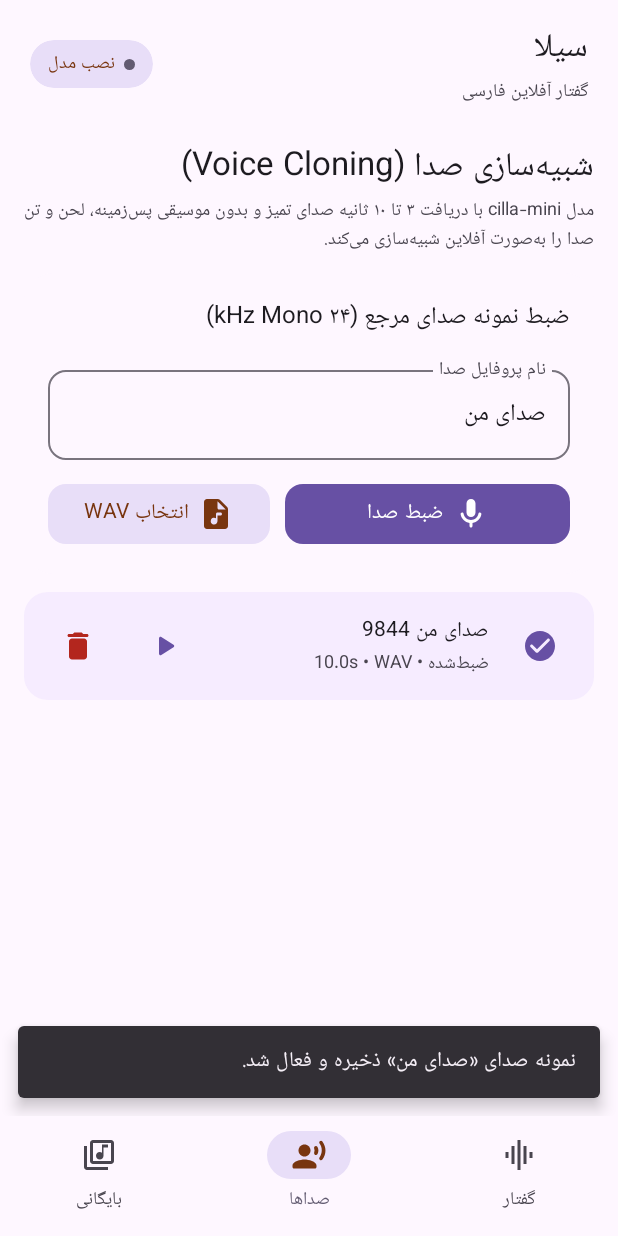
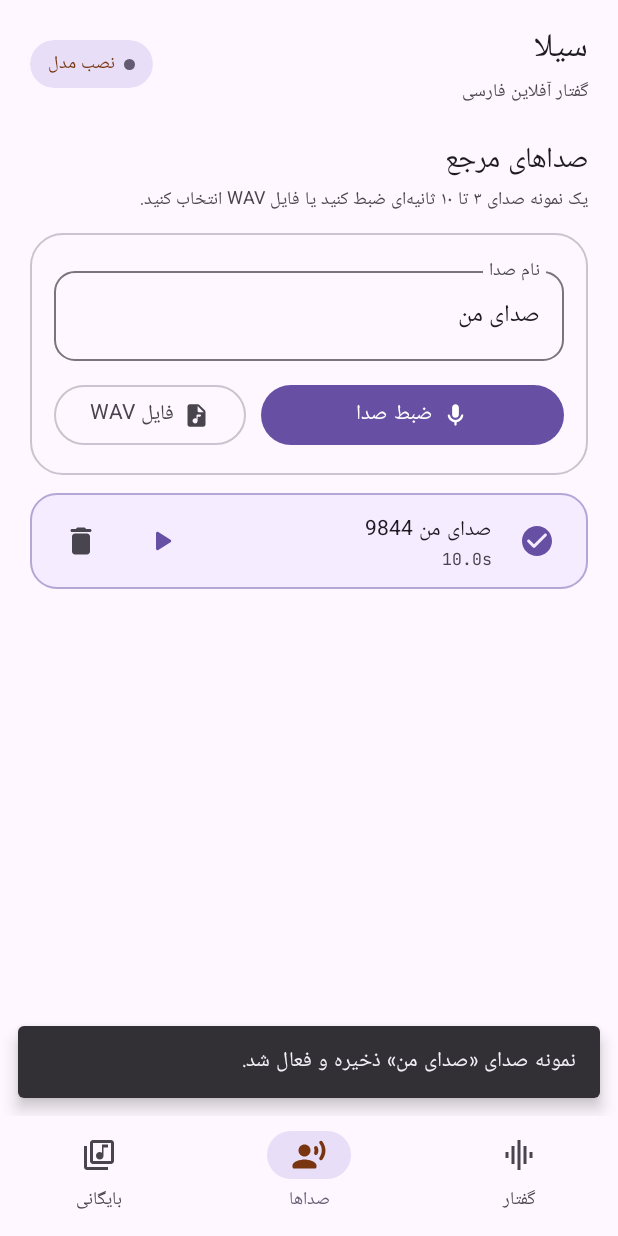
Before and after one commit to dezhcode/tts-app, an Android app built with Jetpack Compose: the VoicesScreen screen opened through its navigation route, after a tap on "ضبط صدا", on a phone screen of 412 x 824 dp. Run offline under Robolectric (Android 15) with nearby library versions, the phone set to English and light mode, and no system bars; pictures from the network do not load.

Commit message:
Sync updated main UI without changing Phonon inference

```diff
--- a/app/src/main/java/com/example/ui/screens/VoicesScreen.kt
+++ b/app/src/main/java/com/example/ui/screens/VoicesScreen.kt
@@ -4,6 +4,7 @@ import android.Manifest
 import android.content.pm.PackageManager
 import androidx.activity.compose.rememberLauncherForActivityResult
 import androidx.activity.result.contract.ActivityResultContracts
+import androidx.compose.foundation.BorderStroke
 import androidx.compose.foundation.layout.Arrangement
 import androidx.compose.foundation.layout.Box
 import androidx.compose.foundation.layout.Column
@@ -30,13 +31,12 @@ import androidx.compose.material.icons.rounded.RecordVoiceOver
 import androidx.compose.material.icons.rounded.Stop
 import androidx.compose.material3.Button
 import androidx.compose.material3.ButtonDefaults
-import androidx.compose.material3.Card
-import androidx.compose.material3.CardDefaults
-import androidx.compose.material3.FilledTonalButton
 import androidx.compose.material3.Icon
 import androidx.compose.material3.IconButton
 import androidx.compose.material3.MaterialTheme
+import androidx.compose.material3.OutlinedButton
 import androidx.compose.material3.OutlinedTextField
+import androidx.compose.material3.Surface
 import androidx.compose.material3.Text
 import androidx.compose.material3.minimumInteractiveComponentSize
 import androidx.compose.runtime.Composable
@@ -98,61 +98,56 @@ fun VoicesScreen(
     ) {
         LazyColumn(
             modifier = Modifier
-                .widthIn(max = 720.dp)
+                .widthIn(max = 640.dp)
                 .fillMaxSize()
-                .padding(horizontal = 16.dp),
+                .padding(horizontal = 20.dp),
             verticalArrangement = Arrangement.spacedBy(12.dp),
         ) {
             item {
-                Spacer(Modifier.height(8.dp))
+                Spacer(Modifier.height(6.dp))
                 Text(
-                    text = "شبیه‌سازی صدا (Voice Cloning)",
-                    style = MaterialTheme.typography.headlineSmall,
+                    text = "صداهای مرجع",
+                    style = MaterialTheme.typography.titleLarge,
                 )
                 Text(
-                    text = "مدل cilla-mini با دریافت ۳ تا ۱۰ ثانیه صدای تمیز و بدون موسیقی پس‌زمینه، لحن و تن صدا را به‌صورت آفلاین شبیه‌سازی می‌کند.",
+                    text = "یک نمونه صدای ۳ تا ۱۰ ثانیه‌ای ضبط کنید یا فایل WAV انتخاب کنید.",
                     style = MaterialTheme.typography.bodySmall,
                     color = MaterialTheme.colorScheme.onSurfaceVariant,
                 )
             }
 
-            // Record Voice Prompt Card
             item {
-                Card(
-                    shape = RoundedCornerShape(20.dp),
-                    colors = CardDefaults.cardColors(containerColor = MaterialTheme.colorScheme.surface),
+                Surface(
+                    shape = RoundedCornerShape(22.dp),
+                    color = MaterialTheme.colorScheme.surface,
+                    border = BorderStroke(1.dp, MaterialTheme.colorScheme.outlineVariant),
                 ) {
                     Column(
                         modifier = Modifier.padding(16.dp),
                         verticalArrangement = Arrangement.spacedBy(12.dp),
                     ) {
-                        Text(
-                            text = "ضبط نمونه صدای مرجع (۲۴ kHz Mono)",
-                            style = MaterialTheme.typography.titleMedium,
-                        )
-
                         OutlinedTextField(
                             value = voiceLabel,
                             onValueChange = { voiceLabel = it },
-                            label = { Text("نام پروفایل صدا") },
+                            label = { Text("نام صدا") },
                             singleLine = true,
                             enabled = !isRecording,
                             modifier = Modifier.fillMaxWidth(),
-                            shape = RoundedCornerShape(12.dp),
+                            shape = RoundedCornerShape(14.dp),
                         )
 
                         if (isRecording) {
                             MicLevelMeter(level = micLevel)
                             Text(
-                                text = String.format(Locale.US, "در حال ضبط... %.1f / 10.0 ثانیه", recordedSeconds),
+                                text = String.format(Locale.US, "در حال ضبط... %.1f / 10.0s", recordedSeconds),
                                 style = MaterialTheme.typography.labelSmall,
-                                color = MaterialTheme.colorScheme.secondary,
+                                color = MaterialTheme.colorScheme.primary,
                             )
                         }
 
                         if (permissionDeniedNote) {
                             Text(
-                                text = "دسترسی میکروفون رد شد. برای ضبط صدا دسترسی میکروفون را بدهید یا یک فایل WAV آماده وارد کنید.",
+                                text = "برای ضبط صدا، مجوز میکروفون لازم است یا از «انتخاب WAV» استفاده کنید.",
                                 style = MaterialTheme.typography.bodySmall,
                                 color = MaterialTheme.colorScheme.error,
                             )
@@ -182,7 +177,7 @@ fun VoicesScreen(
                                     .weight(1f)
                                     .minimumInteractiveComponentSize()
                                     .testTag("record_voice_button"),
-                                shape = RoundedCornerShape(12.dp),
+                                shape = RoundedCornerShape(50),
                                 colors = if (isRecording) {
                                     ButtonDefaults.buttonColors(containerColor = MaterialTheme.colorScheme.error)
                                 } else {
@@ -192,22 +187,23 @@ fun VoicesScreen(
                                 Icon(
                                     imageVector = if (isRecording) Icons.Rounded.Stop else Icons.Rounded.Mic,
                                     contentDescription = null,
+                                    modifier = Modifier.size(18.dp),
                                 )
                                 Spacer(Modifier.width(6.dp))
-                                Text(if (isRecording) "توقف و ذخیره" else "ضبط صدا")
+                                Text(if (isRecording) "توقف" else "ضبط صدا")
                             }
 
-                            FilledTonalButton(
+                            OutlinedButton(
                                 onClick = { audioPickerLauncher.launch(arrayOf("audio/*", "*/*")) },
                                 enabled = !isRecording,
                                 modifier = Modifier
                                     .minimumInteractiveComponentSize()
                                     .testTag("import_voice_button"),
-                                shape = RoundedCornerShape(12.dp),
+                                shape = RoundedCornerShape(50),
                             ) {
-                                Icon(Icons.Rounded.AudioFile, contentDescription = null)
+                                Icon(Icons.Rounded.AudioFile, contentDescription = null, modifier = Modifier.size(18.dp))
                                 Spacer(Modifier.width(6.dp))
-                                Text("انتخاب WAV")
+                                Text("فایل WAV")
                             }
                         }
                     }
@@ -216,29 +212,30 @@ fun VoicesScreen(
 
             if (voices.isEmpty()) {
                 item {
-                    Card(
-                        shape = RoundedCornerShape(18.dp),
-                        colors = CardDefaults.cardColors(containerColor = MaterialTheme.colorScheme.surfaceVariant),
+                    Surface(
+                        shape = RoundedCornerShape(20.dp),
+                        color = MaterialTheme.colorScheme.surfaceVariant.copy(alpha = 0.65f),
+                        modifier = Modifier.fillMaxWidth(),
                     ) {
                         Column(
                             modifier = Modifier
                                 .fillMaxWidth()
                                 .padding(24.dp),
                             horizontalAlignment = Alignment.CenterHorizontally,
-                            verticalArrangement = Arrangement.spacedBy(8.dp),
+                            verticalArrangement = Arrangement.spacedBy(6.dp),
                         ) {
                             Icon(
                                 imageVector = Icons.Rounded.RecordVoiceOver,
                                 contentDescription = null,
                                 tint = MaterialTheme.colorScheme.primary,
-                                modifier = Modifier.size(36.dp),
+                                modifier = Modifier.size(32.dp),
                             )
                             Text(
-                                text = "هنوز نمونه صدایی ثبت نشده است",
-                                style = MaterialTheme.typography.titleMedium,
+                                text = "هنوز نمونه صدایی وجود ندارد",
+                                style = MaterialTheme.typography.titleSmall,
                             )
                             Text(
-                                text = "یک نمونه ۳ تا ۱۰ ثانیه‌ای ضبط کنید، فایل WAV وارد کنید، یا پس از دانلود مدل از نمونه‌های prompts/ استفاده کنید.",
+                                text = "از دکمه‌های بالا صدا ضبط یا وارد کنید.",
                                 style = MaterialTheme.typography.bodySmall,
                                 color = MaterialTheme.colorScheme.onSurfaceVariant,
                             )
@@ -249,22 +246,20 @@ fun VoicesScreen(
                 items(voices, key = { it.id }) { voice ->
                     val isSelected = activeVoiceId == voice.id || (activeVoiceId.isEmpty() && voices.firstOrNull()?.id == voice.id)
                     val thisPlaying = isPlaying && playingClipId == voice.id
-                    Card(
-                        shape = RoundedCornerShape(16.dp),
-                        colors = CardDefaults.cardColors(
-                            containerColor = if (isSelected) {
-                                MaterialTheme.colorScheme.primaryContainer.copy(alpha = 0.45f)
-                            } else {
-                                MaterialTheme.colorScheme.surface
-                            }
+                    Surface(
+                        shape = RoundedCornerShape(18.dp),
+                        color = if (isSelected) MaterialTheme.colorScheme.primaryContainer.copy(alpha = 0.45f) else MaterialTheme.colorScheme.surface,
+                        border = BorderStroke(
+                            1.dp,
+                            if (isSelected) MaterialTheme.colorScheme.primary.copy(alpha = 0.45f) else MaterialTheme.colorScheme.outlineVariant,
                         ),
                     ) {
                         Row(
                             modifier = Modifier
                                 .fillMaxWidth()
-                                .padding(12.dp),
+                                .padding(horizontal = 10.dp, vertical = 8.dp),
                             verticalAlignment = Alignment.CenterVertically,
-                            horizontalArrangement = Arrangement.spacedBy(10.dp),
+                            horizontalArrangement = Arrangement.spacedBy(6.dp),
                         ) {
                             IconButton(
                                 onClick = { onSelectVoice(voice.id) },
@@ -278,23 +273,15 @@ fun VoicesScreen(
                             }
 
                             Column(modifier = Modifier.weight(1f)) {
-                                Text(
-                                    text = voice.label,
-                                    style = MaterialTheme.typography.titleSmall,
-                                )
-                                val sourceTag = when (voice.source) {
-                                    VoiceSource.RECORDED -> "ضبط‌شده"
-                                    VoiceSource.IMPORTED -> "واردشده"
-                                    VoiceSource.MODEL_PROMPT -> "مخزن cilla-mini"
-                                }
+                                Text(text = voice.label, style = MaterialTheme.typography.titleSmall)
                                 val durText = if (voice.isSafetensorsCache) {
-                                    "KV Cache (.safetensors)"
+                                    "KV Cache"
                                 } else {
-                                    String.format(Locale.US, "%.1fs • WAV", voice.durationSec)
+                                    String.format(Locale.US, "%.1fs", voice.durationSec)
                                 }
                                 Text(
-                                    text = "$sourceTag • $durText",
-                                    style = MaterialTheme.typography.bodySmall,
+                                    text = durText,
+                                    style = MaterialTheme.typography.labelSmall,
                                     color = MaterialTheme.colorScheme.onSurfaceVariant,
                                 )
                             }
@@ -306,7 +293,7 @@ fun VoicesScreen(
                                 ) {
                                     Icon(
                                         imageVector = if (thisPlaying) Icons.Rounded.Stop else Icons.Rounded.PlayArrow,
-                                        contentDescription = if (thisPlaying) "توقف" else "پخش نمونه",
+                                        contentDescription = if (thisPlaying) "توقف" else "پخش",
                                         tint = MaterialTheme.colorScheme.primary,
                                     )
                                 }
@@ -320,7 +307,7 @@ fun VoicesScreen(
                                     Icon(
                                         imageVector = Icons.Rounded.Delete,
                                         contentDescription = "حذف صدا",
-                                        tint = MaterialTheme.colorScheme.error,
+                                        tint = MaterialTheme.colorScheme.onSurfaceVariant,
                                     )
                                 }
                             }
@@ -329,7 +316,7 @@ fun VoicesScreen(
                 }
             }
 
-            item { Spacer(Modifier.height(16.dp)) }
+            item { Spacer(Modifier.height(12.dp)) }
         }
     }
 }
```
